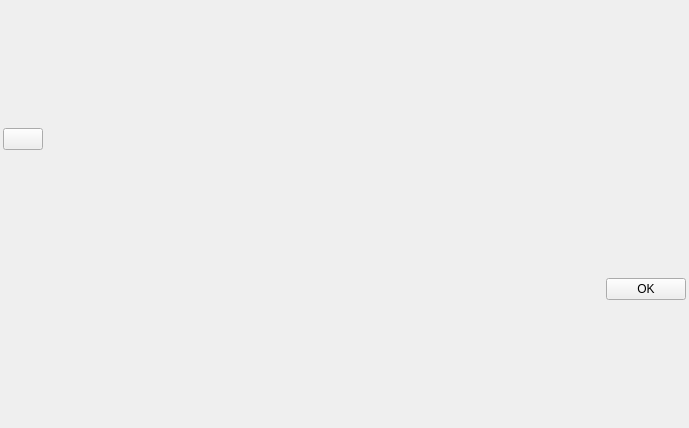
Above: src/gui/ui/follower.ui from hytechimaging/sammo-boat before the change. Below: the same form after it.
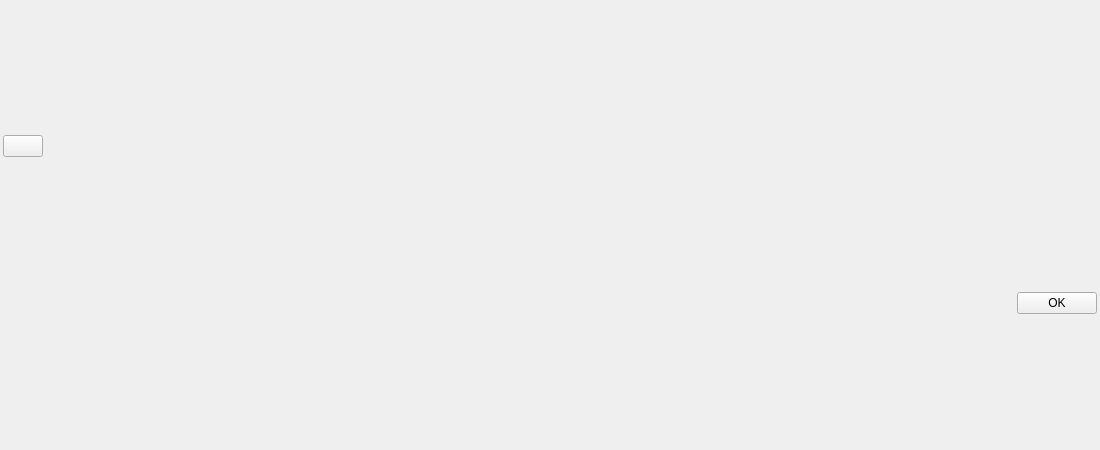
That is the form after the change.

Commit message: change size of followers windows to see all attributes

```diff
--- a/src/gui/ui/follower.ui
+++ b/src/gui/ui/follower.ui
@@ -6,8 +6,8 @@
    <rect>
     <x>0</x>
     <y>0</y>
-    <width>689</width>
-    <height>428</height>
+    <width>1100</width>
+    <height>450</height>
    </rect>
   </property>
   <property name="windowTitle">
```
